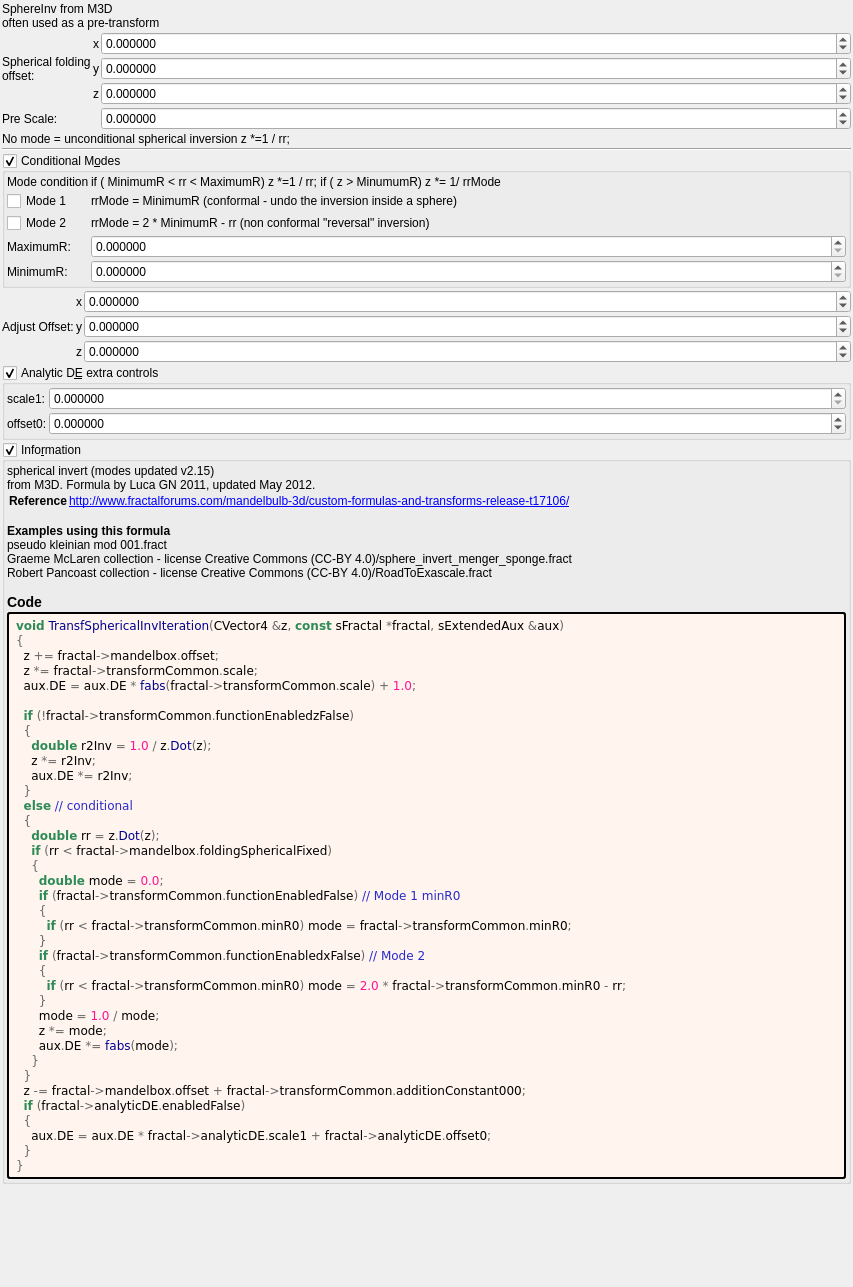
Above: mandelbulber2/formula/ui/transf_spherical_inv.ui from buddhi1980/mandelbulber2 before the change. Below: the same form after it.
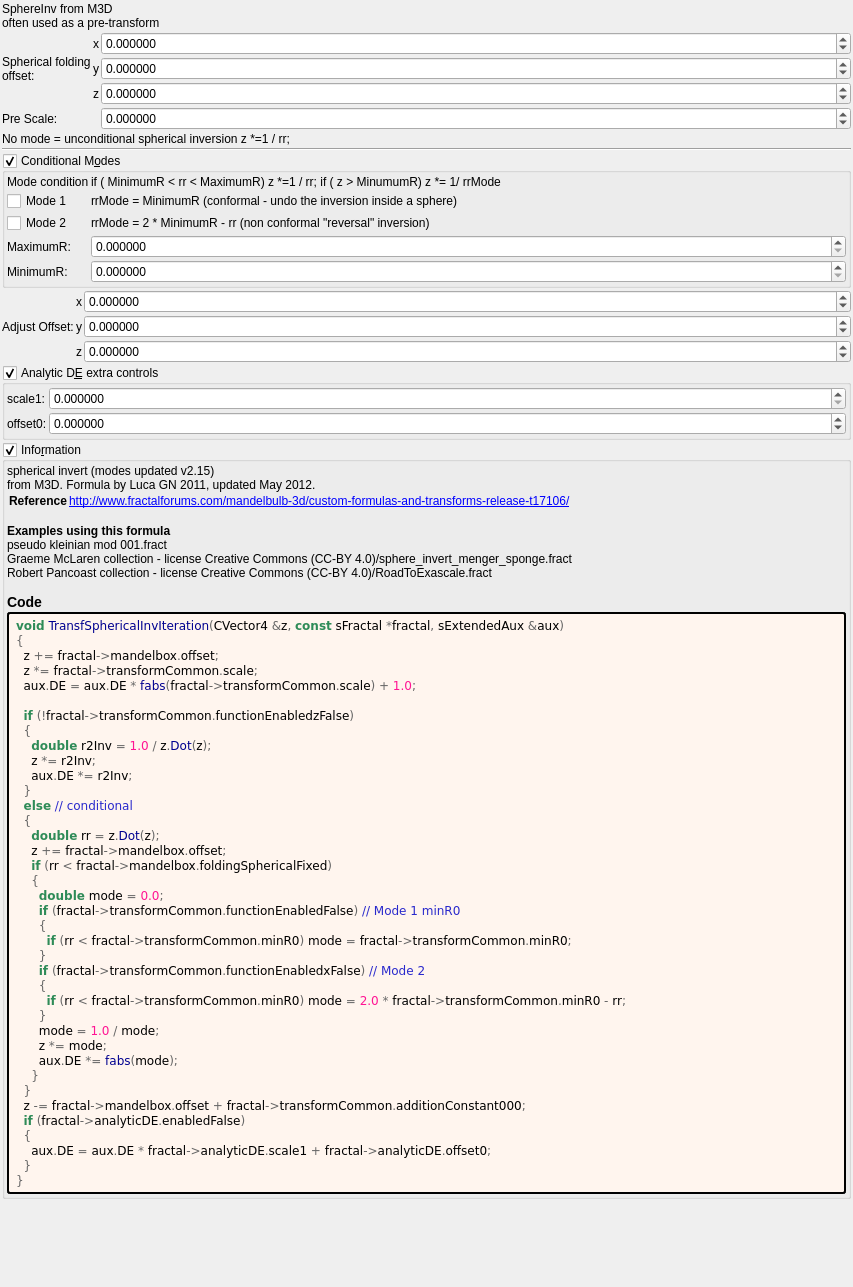
That is the form after the change. Custom widgets are drawn as their Qt base class.

Diff of the .ui file:
```diff
--- a/mandelbulber2/formula/ui/transf_spherical_inv.ui
+++ b/mandelbulber2/formula/ui/transf_spherical_inv.ui
@@ -684,6 +684,7 @@
   &lt;span style=&quot;color:#2e8b57; font-weight:bold&quot;&gt;else&lt;/span&gt; &lt;span style=&quot;color:#2929cc&quot;&gt;// conditional&lt;/span&gt;
   &lt;span style=&quot;color:#676767&quot;&gt;{&lt;/span&gt;
     &lt;span style=&quot;color:#2e8b57; font-weight:bold&quot;&gt;double&lt;/span&gt; rr &lt;span style=&quot;color:#676767&quot;&gt;=&lt;/span&gt; z&lt;span style=&quot;color:#676767&quot;&gt;.&lt;/span&gt;&lt;span style=&quot;color:#00008f&quot;&gt;Dot&lt;/span&gt;&lt;span style=&quot;color:#676767&quot;&gt;(&lt;/span&gt;z&lt;span style=&quot;color:#676767&quot;&gt;);&lt;/span&gt;
+    z &lt;span style=&quot;color:#676767&quot;&gt;+=&lt;/span&gt; fractal&lt;span style=&quot;color:#676767&quot;&gt;-&amp;gt;&lt;/span&gt;mandelbox&lt;span style=&quot;color:#676767&quot;&gt;.&lt;/span&gt;offset&lt;span style=&quot;color:#676767&quot;&gt;;&lt;/span&gt;
     &lt;span style=&quot;color:#2e8b57; font-weight:bold&quot;&gt;if&lt;/span&gt; &lt;span style=&quot;color:#676767&quot;&gt;(&lt;/span&gt;rr &lt;span style=&quot;color:#676767&quot;&gt;&amp;lt;&lt;/span&gt; fractal&lt;span style=&quot;color:#676767&quot;&gt;-&amp;gt;&lt;/span&gt;mandelbox&lt;span style=&quot;color:#676767&quot;&gt;.&lt;/span&gt;foldingSphericalFixed&lt;span style=&quot;color:#676767&quot;&gt;)&lt;/span&gt;
     &lt;span style=&quot;color:#676767&quot;&gt;{&lt;/span&gt;
       &lt;span style=&quot;color:#2e8b57; font-weight:bold&quot;&gt;double&lt;/span&gt; mode &lt;span style=&quot;color:#676767&quot;&gt;=&lt;/span&gt; &lt;span style=&quot;color:#ff1493&quot;&gt;0.0&lt;/span&gt;&lt;span style=&quot;color:#676767&quot;&gt;;&lt;/span&gt;
```
